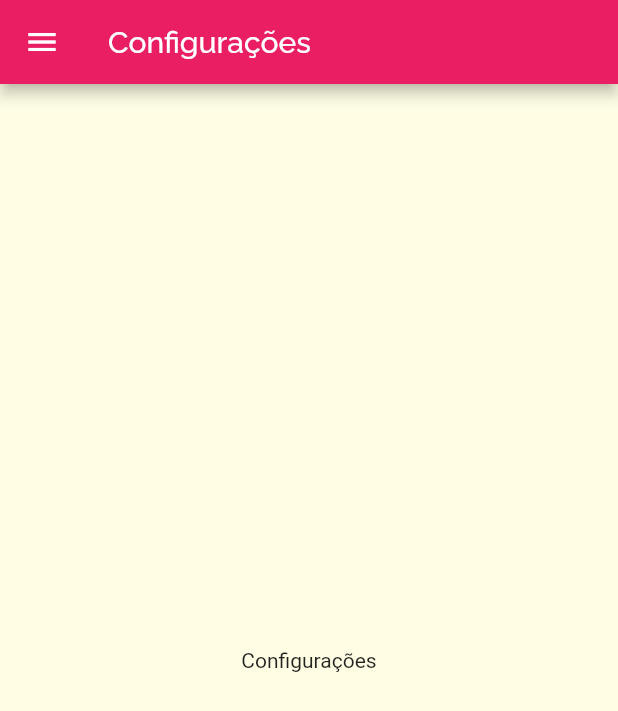
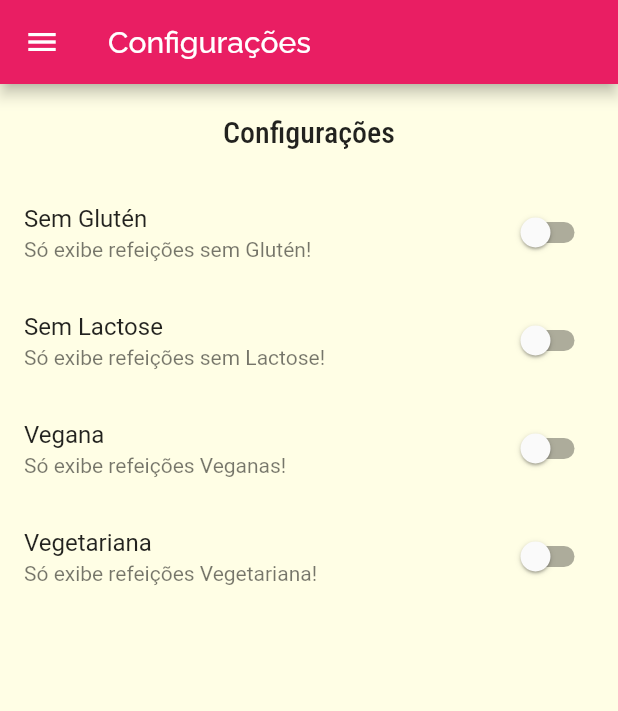
Before and after one commit to WSixx/Meals-App, a Flutter app: the SettingsScreen screen opened by its route, on a phone screen of 412 x 824 dp. Shown: the top 711 px of the screen. Run offline on Flutter 3.47's test engine with Material 2 defaults, Android fonts, the phone set to English and light mode, and no system bars; network calls fail.

Commit message:
projeto final

```diff
--- /dev/null
+++ b/lib/models/settings.dart
@@ -0,0 +1,13 @@
+class Settings {
+  bool isGlutenFree;
+  bool isLactoseFree;
+  bool isVegan;
+  bool isVegetarian;
+
+  Settings({
+    this.isGlutenFree = false,
+    this.isLactoseFree = false,
+    this.isVegan = false,
+    this.isVegetarian = false,
+  });
+}
--- a/lib/screens/settings_screen.dart
+++ b/lib/screens/settings_screen.dart
@@ -1,7 +1,42 @@
 import 'package:cook_app/components/main_drawer.dart';
+import 'package:cook_app/models/settings.dart';
 import 'package:flutter/material.dart';
 
-class SettingsScreen extends StatelessWidget {
+class SettingsScreen extends StatefulWidget {
+  final Function(Settings) onSettingsChanged;
+  final Settings settings;
+
+  const SettingsScreen({this.onSettingsChanged, this.settings});
+  @override
+  _SettingsScreenState createState() => _SettingsScreenState();
+}
+
+class _SettingsScreenState extends State<SettingsScreen> {
+  Settings settings;
+
+  Widget _createSwitch(
+    String title,
+    String subtitle,
+    bool value,
+    Function(bool) onChanged,
+  ) {
+    return SwitchListTile.adaptive(
+      title: Text(title),
+      subtitle: Text(subtitle),
+      value: value,
+      onChanged: (value) {
+        onChanged(value);
+        widget.onSettingsChanged(settings);
+      },
+    );
+  }
+
+  @override
+  void initState() {
+    super.initState();
+    settings = widget.settings;
+  }
+
   @override
   Widget build(BuildContext context) {
     return Scaffold(
@@ -9,8 +44,46 @@
         title: Text('Configurações'),
       ),
       drawer: MainDrawer(),
-      body: Center(
-        child: Text('Configurações'),
+      body: Column(
+        children: [
+          Container(
+            padding: EdgeInsets.all(20),
+            child: Text(
+              'Configurações',
+              style: Theme.of(context).textTheme.headline6,
+            ),
+          ),
+          Expanded(
+            child: ListView(
+              children: [
+                _createSwitch(
+                  'Sem Glutén',
+                  'Só exibe refeições sem Glutén!',
+                  settings.isGlutenFree,
+                  (value) => setState(() => settings.isGlutenFree = value),
+                ),
+                _createSwitch(
+                  'Sem Lactose',
+                  'Só exibe refeições sem Lactose!',
+                  settings.isLactoseFree,
+                  (value) => setState(() => settings.isLactoseFree = value),
+                ),
+                _createSwitch(
+                  'Vegana',
+                  'Só exibe refeições Veganas!',
+                  settings.isVegan,
+                  (value) => setState(() => settings.isVegan = value),
+                ),
+                _createSwitch(
+                  'Vegetariana',
+                  'Só exibe refeições Vegetariana!',
+                  settings.isVegetarian,
+                  (value) => setState(() => settings.isVegetarian = value),
+                ),
+              ],
+            ),
+          ),
+        ],
       ),
     );
   }
```
Also changed, not shown: lib/components/meal_item.dart (+6 -5 lines), lib/main.dart (+49 -5 lines), lib/screens/categories_meals_screen.dart (+6 -1 lines), lib/screens/favorite_screen.dart (+17 -3 lines), lib/screens/meal_detail_screen.dart (+11 -0 lines), lib/screens/tabs_screen.dart (+20 -4 lines).
